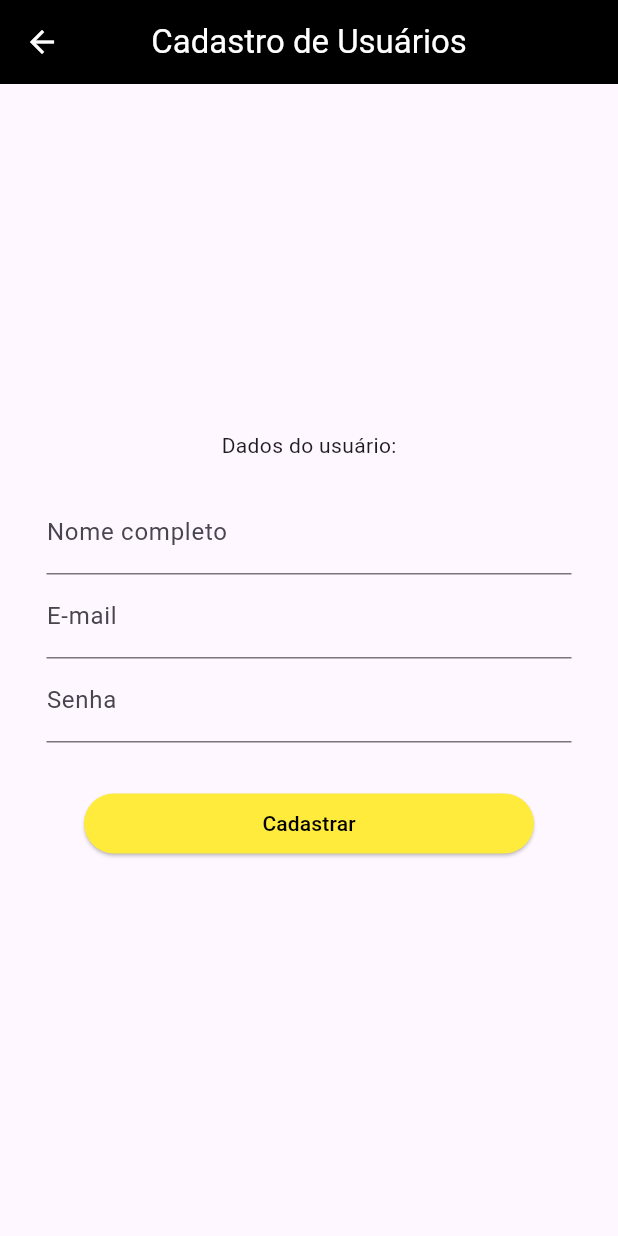
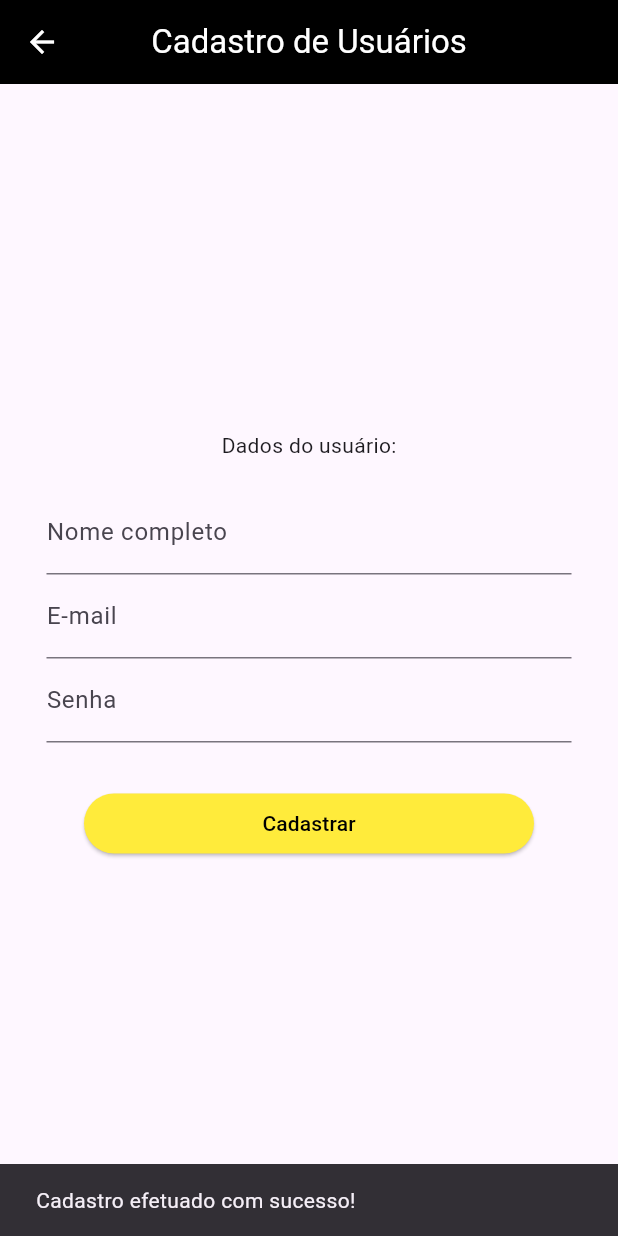
Before and after one commit to prfigueiredo/teste20240523, a Flutter app: the SignupPage screen opened directly, after a tap on "Cadastrar", on a phone screen of 412 x 824 dp. Run offline on Flutter 3.47's test engine with Material 3 defaults, Android fonts, the phone set to English and light mode, and no system bars; our stand-ins replace firebase_auth, firebase_core, flutter_svg; accounts and stored records are empty; network calls fail.

Commit message:
first commit

```diff
--- a/lib/app/presenter/ui_controller.dart
+++ b/lib/app/presenter/ui_controller.dart
@@ -63,4 +63,24 @@ class UiController {
     );
   }
 
+  snackSignup(BuildContext context){
+    try{
+      ScaffoldMessenger.of(context).showSnackBar(
+        const SnackBar(
+          content: Text('Cadastro efetuado com sucesso!'),
+        ),
+      );
+      return null;
+    }catch(e){
+      ScaffoldMessenger.of(context).showSnackBar(
+        const SnackBar(
+          content: Text('Houve algum erro...'),
+        ),
+      );
+      return e;
+    }
+
+
   }
+
+  }
--- a/lib/app/view/signup_page.dart
+++ b/lib/app/view/signup_page.dart
@@ -1,5 +1,6 @@
 import 'package:flutter/material.dart';
 import 'package:teste_flutter/app/model/services/auth_serv.dart';
+import 'package:teste_flutter/app/presenter/ui_controller.dart';
 
 class SignupPage extends StatefulWidget {
   const SignupPage({Key? key}) : super(key: key);
@@ -15,7 +16,7 @@ class _SignupPageState extends State<SignupPage> {
   TextEditingController _passController = TextEditingController();
 
   final AuthServ _authServ = AuthServ();
-
+  final UiController _uiController = UiController();
 
 
   @override
@@ -76,6 +77,7 @@ class _SignupPageState extends State<SignupPage> {
                     String email = _emailController.text;
                     String pass = _passController.text;
                     print(_authServ.signupUser(name: name, email: email, pass: pass));
+                    _uiController.snackSignup(context);
                   },
                   style: ElevatedButton.styleFrom(backgroundColor: Colors.yellow),
                   child: Text(
```
